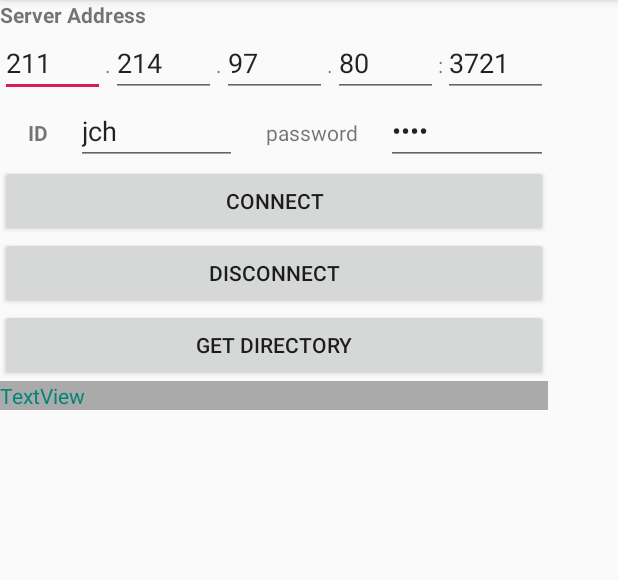
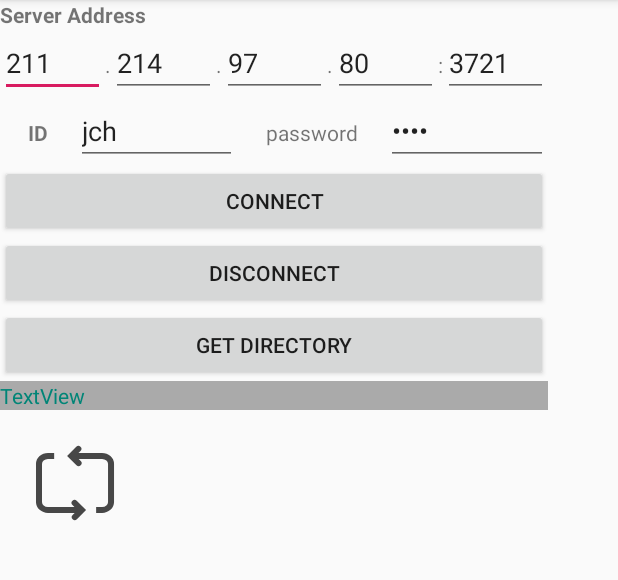
Before and after one commit to chulheon/Test2, an Android app: the screen it shows after launch (MainActivity), on a phone screen of 412 x 824 dp, the part 84-664 px from its top. Run offline under Robolectric (Android 15) with nearby library versions, the phone set to English and light mode, and no system bars.

Commit message:
apply lottie image.

```diff
--- a/app/build.gradle
+++ b/app/build.gradle
@@ -26,4 +26,6 @@ dependencies {
     androidTestImplementation 'com.android.support.test:runner:1.0.2'
     androidTestImplementation 'com.android.support.test.espresso:espresso-core:3.0.2'
     implementation files('libs/commons-net-3.6.jar')
+
+    compile 'com.airbnb.android:lottie:2.3.0'
 }
--- a/app/src/main/res/layout/activity_main.xml
+++ b/app/src/main/res/layout/activity_main.xml
@@ -180,5 +180,12 @@
             android:text="TextView"
             android:textColor="@color/colorPrimary" />
 
+        <com.airbnb.lottie.LottieAnimationView
+            android:id="@+id/lottie"
+            android:layout_width="wrap_content"
+            android:layout_height="wrap_content"
+            app:lottie_fileName="LoopPlayOnce.json"
+            />
+
     </LinearLayout>
 </android.support.constraint.ConstraintLayout>
```
Also changed, not shown: app/src/main/assets/LoopPlayOnce.json (added, +1 -0 lines), app/src/main/java/com/example/chulheon/test/MainActivity.java (+10 -0 lines).
